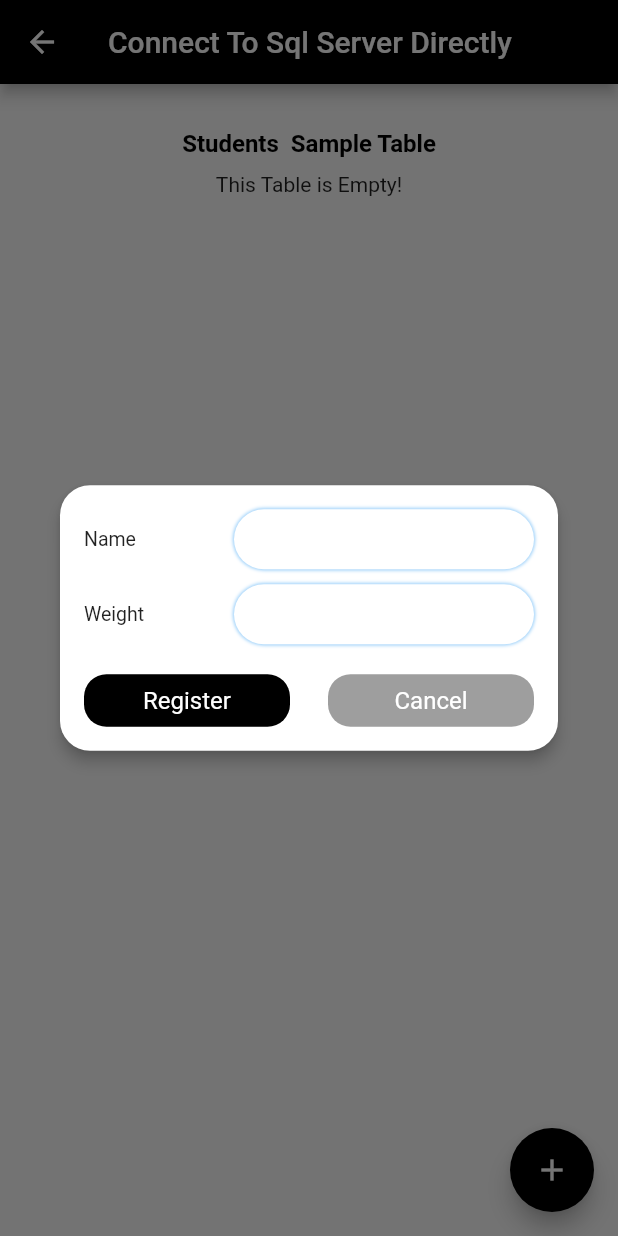
After one commit to programadormovel/flutter_cadastros, a Flutter app: the LoginSql screen opened directly, after a tap on the "add" icon, on a phone screen of 412 x 824 dp. The commit adds this screen. Run offline on Flutter 3.47's test engine with Material 2 defaults, Android fonts, the phone set to English and light mode, and no system bars; our stand-ins replace dio; missing offline and left inert: connect_to_sql_server_directly; statements that could not run were skipped.

Commit message:
iniciando login sql

```diff
--- /dev/null
+++ b/lib/login/login_sql.dart
@@ -0,0 +1,518 @@
+import 'package:flutter/material.dart';
+import 'package:connect_to_sql_server_directly/connect_to_sql_server_directly.dart';
+import 'package:flutter/services.dart';
+
+class LoginSql extends StatefulWidget {
+  const LoginSql({Key? key}) : super(key: key);
+
+  @override
+  State<LoginSql> createState() => _LoginSqlState();
+}
+
+class _LoginSqlState extends State<LoginSql> {
+  List<TestModel> dadosLogin = [];
+  List<TableRow> tableRowsList = [];
+  bool isLoading = false;
+  final _connectToSqlServerDirectlyPlugin = ConnectToSqlServerDirectly();
+  final _emailController = TextEditingController();
+  final _senhaController = TextEditingController();
+
+  @override
+  void initState() {
+    // getLoginTableData();
+    super.initState();
+  }
+
+  Future<void> login(){
+    setState(() {
+      isLoading = true;
+    });
+    dadosLogin.clear();
+    _connectToSqlServerDirectlyPlugin
+        .initializeConnection(
+      //serverIp
+      'Cadastros.mssql.somee.com',
+      //databaseName
+      'Cadastros',
+      //username
+      'domtec',
+      //password
+      '123456',
+      //instance
+      instance: 'node',
+    )
+        .then((value) {
+if (value) {
+        try {
+          _connectToSqlServerDirectlyPlugin
+              .getRowsOfQueryResult("select * from dbo.login")
+              .then((value) {
+            if (value.runtimeType == String) {
+              onError(value.toString());
+            } else {
+              List<Map<String, dynamic>> tempResult =
+                  value.cast<Map<String, dynamic>>();
+              for (var element in tempResult) {
+                studentsInfoList.add(
+                  UserModel(
+                    id: element['Id'],
+                    name: element['Name'],
+                    weight: (element['Weight'] != null)
+                        ? element['Weight'].toDouble()
+                        : null,
+                  ),
+                );
+              }
+              createTableRows();
+            }
+          });
+        } catch (error) {
+          onError(error.toString());
+        }
+      } else {
+        onError('Failed to Connect!');
+      }
+        }):
+  }
+
+
+
+  void onError(String message) {
+    setState(() {
+      isLoading = false;
+    });
+    ScaffoldMessenger.of(context).showSnackBar(
+      SnackBar(
+        backgroundColor: Colors.red,
+        duration: const Duration(seconds: 6),
+        padding: const EdgeInsets.all(8.0),
+        content: Row(
+          mainAxisAlignment: MainAxisAlignment.center,
+          children: [
+            Expanded(
+              child: Text(
+                message,
+                style: const TextStyle(
+                    color: Colors.white, fontWeight: FontWeight.bold),
+              ),
+            ),
+          ],
+        ),
+      ),
+    );
+  }
+
+  void createTableRows() {
+    tableRowsList.clear();
+    tableRowsList.add(
+      const TableRow(
+        children: [
+          Padding(
+            padding: EdgeInsets.all(12.0),
+            child: Text(
+              'Id',
+              textAlign: TextAlign.center,
+              style: TextStyle(
+                fontSize: 13,
+                fontWeight: FontWeight.bold,
+                color: Colors.black,
+              ),
+            ),
+          ),
+          Text(
+            'Name',
+            textAlign: TextAlign.center,
+            style: TextStyle(
+              fontSize: 13,
+              fontWeight: FontWeight.bold,
+              color: Colors.black,
+            ),
+          ),
+          Text(
+            'Weight',
+            textAlign: TextAlign.center,
+            style: TextStyle(
+              fontSize: 13,
+              fontWeight: FontWeight.bold,
+              color: Colors.black,
+            ),
+          ),
+        ],
+      ),
+    );
+    for (var element in studentsInfoList) {
+      tableRowsList.add(
+        TableRow(
+          children: [
+            Padding(
+              padding: const EdgeInsets.all(12.0),
+              child: Text(
+                element.id.toString(),
+                textAlign: TextAlign.center,
+                style: const TextStyle(
+                  fontSize: 12,
+                  color: Colors.black,
+                ),
+              ),
+            ),
+            Text(
+              element.name.toString(),
+              textAlign: TextAlign.center,
+              style: const TextStyle(
+                fontSize: 12,
+                color: Colors.black,
+              ),
+            ),
+            Text(
+              (element.weight == null) ? '---' : element.weight.toString(),
+              textAlign: TextAlign.center,
+              style: const TextStyle(
+                fontSize: 12,
+                color: Colors.black,
+              ),
+            ),
+          ],
+        ),
+      );
+    }
+    setState(() {
+      isLoading = false;
+    });
+  }
+
+  Future<bool> addRowDataToTable() async {
+    bool result = false;
+    _connectToSqlServerDirectlyPlugin
+        .initializeConnection(
+      //Your serverIp
+      '10.192.168.2',
+      //Your databaseName
+      'test_db',
+      //Your username
+      'Admin',
+      //Your password
+      'Admin',
+      //Your instance
+      instance: 'node',
+    )
+        .then((value) {
+      if (value) {
+        try {
+          _connectToSqlServerDirectlyPlugin
+              .getStatusOfQueryResult((_weightController.text != '')
+                  ? "Insert Into dbo.testTable(Name, Weight) Values('${_nameController.text}', ${double.parse(_weightController.text)})"
+                  : "Insert Into dbo.testTable(Name, Weight) Values('${_nameController.text}', NULL)")
+              .then((value) {
+            if (value.runtimeType == String) {
+              onError(value.toString());
+            } else {
+              result = value;
+              if (value) {
+                getStudentsTableData();
+              }
+            }
+          });
+        } catch (error) {
+          onError(error.toString());
+        }
+      } else {
+        onError('Failed to Register!');
+      }
+    });
+    return result;
+  }
+
+  @override
+  Widget build(BuildContext context) {
+    return Scaffold(
+      appBar: AppBar(
+        backgroundColor: Colors.black,
+        title: const Text('Connect To Sql Server Directly'),
+      ),
+      floatingActionButton: FloatingActionButton(
+        backgroundColor: Colors.black,
+        onPressed: () {
+          _nameController.clear();
+          _weightController.clear();
+          final formKey = GlobalKey<FormState>();
+          showDialog(
+            context: context,
+            builder: (BuildContext context) {
+              return AlertDialog(
+                backgroundColor: Colors.white,
+                elevation: 4.0,
+                shape: RoundedRectangleBorder(
+                  borderRadius: BorderRadius.circular(20),
+                ),
+                contentPadding: const EdgeInsets.all(16.0),
+                insetPadding: const EdgeInsets.symmetric(
+                  horizontal: 40,
+                ),
+                content: SizedBox(
+                  width: MediaQuery.of(context).size.width - 40,
+                  child: Column(
+                    mainAxisSize: MainAxisSize.min,
+                    children: [
+                      Form(
+                        key: formKey,
+                        child: Row(
+                          mainAxisAlignment: MainAxisAlignment.spaceBetween,
+                          children: [
+                            const Expanded(
+                              flex: 1,
+                              child: Text(
+                                "Name",
+                                style: TextStyle(
+                                  fontSize: 13,
+                                ),
+                              ),
+                            ),
+                            Expanded(
+                              flex: 2,
+                              child: Container(
+                                height: 40,
+                                padding: const EdgeInsets.fromLTRB(8, 0, 8, 2),
+                                decoration: BoxDecoration(
+                                  color: Colors.white,
+                                  boxShadow: [
+                                    BoxShadow(
+                                      color: Colors.blue.withOpacity(0.4),
+                                      spreadRadius: 1,
+                                      blurRadius: 1,
+                                      offset: const Offset(
+                                          0, 0), // changes position of shadow
+                                    ),
+                                  ],
+                                  borderRadius: BorderRadius.circular(25),
+                                ),
+                                child: Center(
+                                  child: TextFormField(
+                                    validator: (String? value) {
+                                      if (value != null && value.trim() == "") {
+                                        return "Name can't be empty!";
+                                      } else {
+                                        return null;
+                                      }
+                                    },
+                                    decoration: const InputDecoration(
+                                      border: InputBorder.none,
+                                      contentPadding: EdgeInsets.zero,
+                                    ),
+                                    textDirection: TextDirection.ltr,
+                                    textAlign: TextAlign.center,
+                                    textInputAction: TextInputAction.done,
+                                    controller: _nameController,
+                                    style: const TextStyle(
+                                      fontSize: 13,
+                                      fontWeight: FontWeight.bold,
+                                    ),
+                                  ),
+                                ),
+                              ),
+                            ),
+                          ],
+                        ),
+                      ),
+                      const SizedBox(height: 10),
+                      Row(
+                        mainAxisAlignment: MainAxisAlignment.spaceBetween,
+                        children: [
+                          const Expanded(
+                            flex: 1,
+                            child: Text(
+                              "Weight",
+                              style: TextStyle(
+                                fontSize: 13,
+                              ),
+                            ),
+                          ),
+                          Expanded(
+                            flex: 2,
+                            child: Container(
+                              height: 40,
+                              padding: const EdgeInsets.fromLTRB(8, 0, 8, 2),
+                              decoration: BoxDecoration(
+                                color: Colors.white,
+                                boxShadow: [
+                                  BoxShadow(
+                                    color: Colors.blue.withOpacity(0.4),
+                                    spreadRadius: 1,
+                                    blurRadius: 1,
+                                    offset: const Offset(
+                                        0, 0), // changes position of shadow
+                                  ),
+                                ],
+                                borderRadius: BorderRadius.circular(25),
+                              ),
+                              child: Center(
+                                child: TextFormField(
+                                  keyboardType: TextInputType.number,
+                                  textInputAction: TextInputAction.done,
+                                  controller: _weightController,
+                                  inputFormatters: [
+                                    FilteringTextInputFormatter.allow(
+                                      RegExp(r'^[0-9]+(.)?([0-9]+)?'),
+                                    ),
+                                  ],
+                                  decoration: const InputDecoration(
+                                    border: InputBorder.none,
+                                    contentPadding: EdgeInsets.zero,
+                                  ),
+                                  textDirection: TextDirection.ltr,
+                                  textAlign: TextAlign.center,
+                                  style: const TextStyle(
+                                    fontSize: 13,
+                                    fontWeight: FontWeight.bold,
+                                  ),
+                                ),
+                              ),
+                            ),
+                          ),
+                        ],
+                      ),
+                      const SizedBox(height: 20),
+                      Row(
+                        mainAxisAlignment: MainAxisAlignment.spaceBetween,
+                        children: [
+                          InkWell(
+                            borderRadius: BorderRadius.circular(15),
+                            onTap: () {
+                              if (formKey.currentState!.validate()) {
+                                Navigator.pop(context);
+                                addRowDataToTable();
+                              }
+                            },
+                            child: Container(
+                              padding: const EdgeInsets.fromLTRB(16, 8, 16, 8),
+                              width: MediaQuery.of(context).size.width / 3,
+                              decoration: BoxDecoration(
+                                borderRadius: BorderRadius.circular(15),
+                                color: Colors.black,
+                              ),
+                              child: Row(
+                                mainAxisAlignment: MainAxisAlignment.center,
+                                textDirection: TextDirection.rtl,
+                                children: const [
+                                  Text(
+                                    "Register",
+                                    style: TextStyle(
+                                      fontSize: 16,
+                                      color: Colors.white,
+                                    ),
+                                  ),
+                                ],
+                              ),
+                            ),
+                          ),
+                          InkWell(
+                            borderRadius: BorderRadius.circular(15),
+                            onTap: () {
+                              Navigator.pop(context);
+                            },
+                            child: Container(
+                              padding: const EdgeInsets.fromLTRB(16, 8, 16, 8),
+                              width: MediaQuery.of(context).size.width / 3,
+                              decoration: BoxDecoration(
+                                borderRadius: BorderRadius.circular(15),
+                                color: Colors.grey,
+                              ),
+                              child: Row(
+                                mainAxisAlignment: MainAxisAlignment.center,
+                                textDirection: TextDirection.rtl,
+                                children: const [
+                                  Text(
+                                    "Cancel",
+                                    style: TextStyle(
+                                      fontSize: 16,
+                                      color: Colors.white,
+                                    ),
+                                  ),
+                                ],
+                              ),
+                            ),
+                          ),
+                        ],
+                      ),
+                    ],
+                  ),
+                ),
+              );
+            },
+          );
+        },
+        child: const Icon(
+          Icons.add,
+          color: Colors.white,
+        ),
+      ),
+      body: SingleChildScrollView(
+        child: Padding(
+          padding: const EdgeInsets.fromLTRB(12, 20, 12, 0),
+          child: Column(
+            children: [
+              Padding(
+                padding: const EdgeInsets.all(10.0),
+                child: Row(
+                  mainAxisAlignment: MainAxisAlignment.center,
+                  children: const [
+                    Text(
+                      "Students  Sample Table",
+                      style: TextStyle(
+                        fontSize: 16,
+                        fontWeight: FontWeight.bold,
+                        color: Colors.black,
+                      ),
+                    ),
+                  ],
+                ),
+              ),
+              (!isLoading && studentsInfoList.isNotEmpty)
+                  ? Table(
+                      border: TableBorder.all(
+                        color: Colors.black,
+                        width: 1.0,
+                        borderRadius: BorderRadius.circular(5),
+                      ),
+                      columnWidths: const {
+                        0: FlexColumnWidth(0.3),
+                        1: FlexColumnWidth(0.4),
+                        2: FlexColumnWidth(0.3)
+                      },
+                      defaultVerticalAlignment:
+                          TableCellVerticalAlignment.middle,
+                      children: tableRowsList,
+                    )
+                  : (isLoading)
+                      ? Row(
+                          mainAxisAlignment: MainAxisAlignment.center,
+                          children: const [
+                            CircularProgressIndicator(
+                              color: Colors.black,
+                            ),
+                          ],
+                        )
+                      : Row(
+                          mainAxisAlignment: MainAxisAlignment.center,
+                          children: const [
+                            Text('This Table is Empty!'),
+                          ],
+                        ),
+            ],
+          ),
+        ),
+      ),
+    );
+  }
+}
+
+class TestModel {
+  final int id;
+  final String name;
+  final double? weight;
+
+  TestModel({
+    required this.id,
+    required this.name,
+    this.weight,
+  });
+}
--- a/lib/rotas.dart
+++ b/lib/rotas.dart
@@ -16,6 +16,7 @@ class Rotas extends StatelessWidget {
         '/login': (context) => LoginUsuario(),
         '/menu' : (context) => Menu(),
         '/produtos' : (context) => ProdutoPage(),
+        '/loginsql' : (context) => LoginSql(),
       },
     );
   }
--- a/pubspec.yaml
+++ b/pubspec.yaml
@@ -37,6 +37,7 @@ dependencies:
   cupertino_icons: ^1.0.2
   rx_notifier: ^2.3.0
   dio: ^5.3.2
+  connect_to_sql_server_directly: ^0.0.1
 
 dev_dependencies:
   flutter_test:
```
